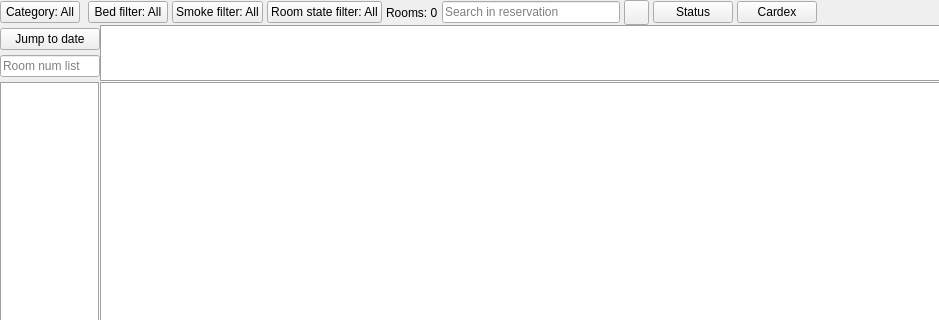
End1-1/Resort, file Resort/wmaindesk.ui: the form before one commit; both pictures show x 0 to 939 and y 0 to 320 of the 1166 by 652 pixel window.
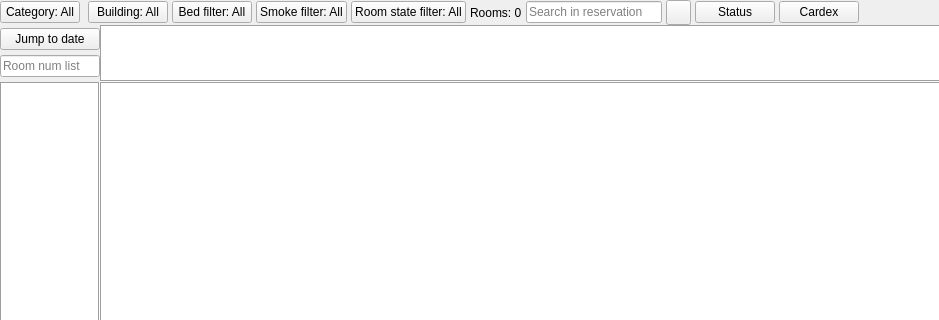
The form after the commit. Icons and pictures are not drawn.

The edit to the form file:
```diff
--- a/Resort/wmaindesk.ui
+++ b/Resort/wmaindesk.ui
@@ -102,6 +102,13 @@
         </layout>
        </widget>
       </item>
+      <item>
+       <widget class="QPushButton" name="btnBuilding">
+        <property name="text">
+         <string>Building: All</string>
+        </property>
+       </widget>
+      </item>
       <item>
        <widget class="QPushButton" name="btnBedFilter">
         <property name="text">
```
